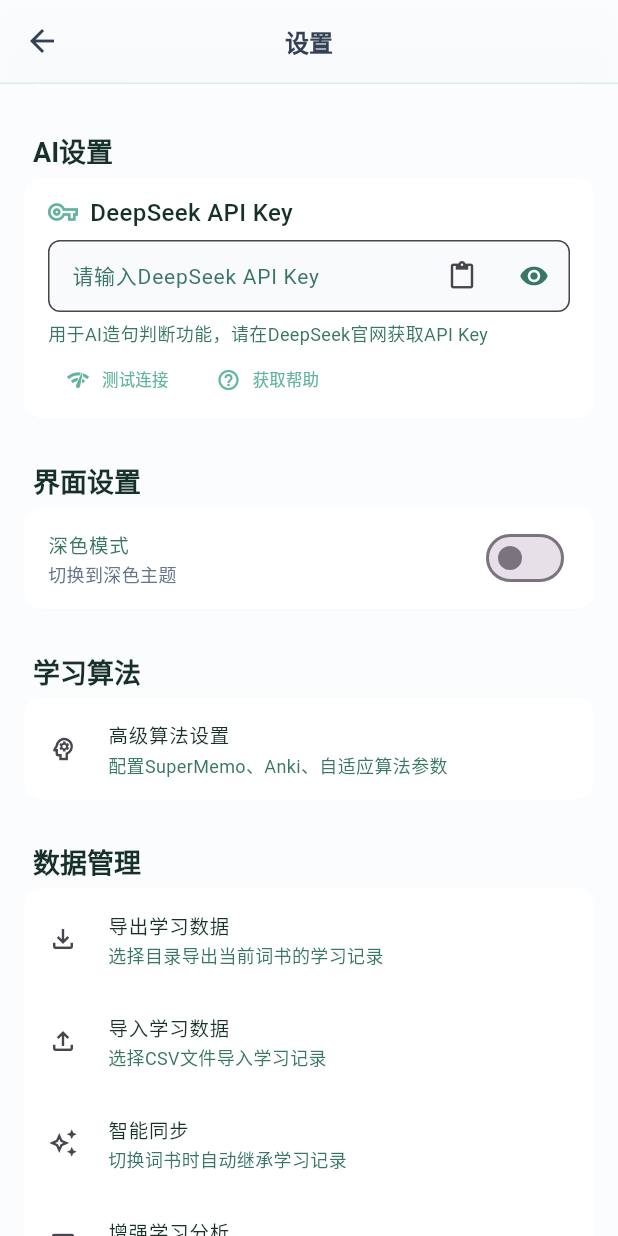
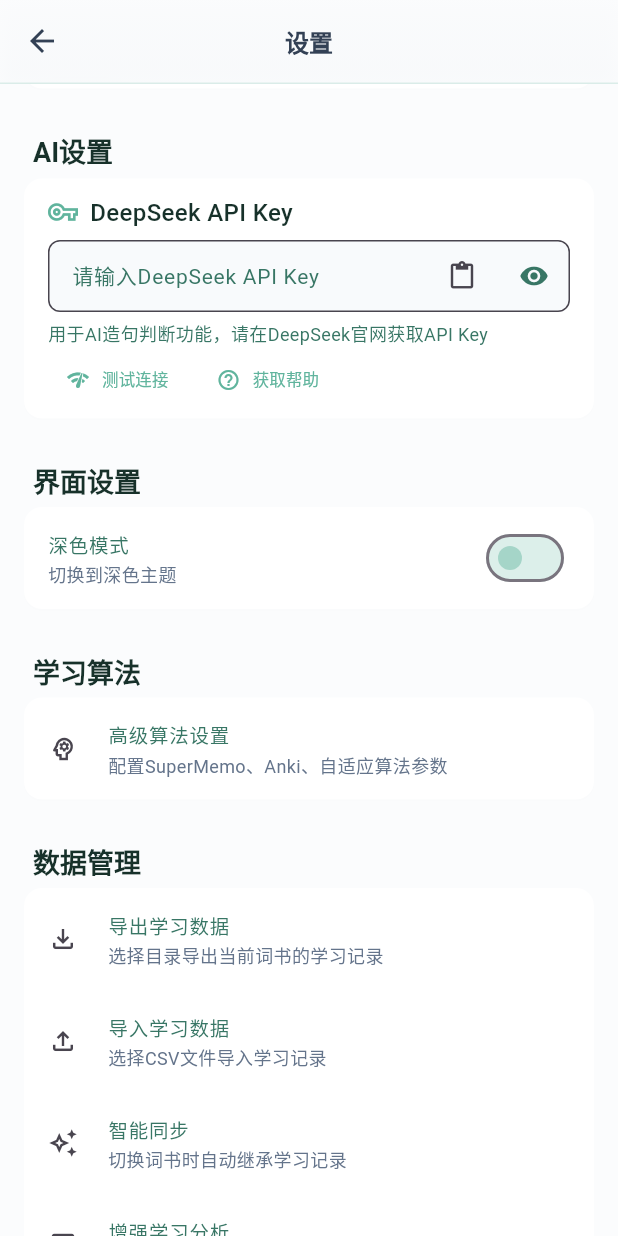
Before and after one commit to mikufoxxx/WordFlow, a Flutter app: the SettingsPage screen opened by its route, scrolled down 506 dp, on a phone screen of 412 x 824 dp. Run offline on Flutter 3.47's test engine with Material 3 defaults, Android fonts, the phone set to English and light mode, and no system bars; our stand-ins replace audioplayers, file_picker, fl_chart, permission_handler, shared_preferences; missing offline and left inert: lordicon; accounts and stored records are empty.

Commit message:
深色模式优化

```diff
--- a/lib/pages/settings_page.dart
+++ b/lib/pages/settings_page.dart
@@ -368,15 +368,15 @@ class _SettingsPageState extends State<SettingsPage> {
         style: TextStyle(
           color: Theme.of(context).brightness == Brightness.dark
               ? AppTheme.darkPrimaryTextColor
-              : AppTheme.primaryTextColor,
+              : AppTheme.darkGray,
         ),
       ),
       subtitle: Text(
         subtitle,
         style: TextStyle(
           color: Theme.of(context).brightness == Brightness.dark
-              ? AppTheme.darkSecondaryTextColor
-              : AppTheme.secondaryTextColor,
+              ? AppTheme.mediumGray
+              : AppTheme.coolGray500,
         ),
       ),
       onTap: onTap,
@@ -397,7 +397,7 @@ class _SettingsPageState extends State<SettingsPage> {
         title,
         style: TextStyle(
           color: Theme.of(context).brightness == Brightness.dark
-              ? AppTheme.darkAccentGreen
+              ? AppTheme.darkPrimaryTextColor
               : AppTheme.darkGray,
         ),
       ),
@@ -411,9 +411,18 @@ class _SettingsPageState extends State<SettingsPage> {
       ),
       value: value,
       onChanged: onChanged,
+      inactiveThumbColor: Theme.of(context).brightness == Brightness.dark
+          ? AppTheme.darkPrimaryGray
+          : AppTheme.darkAccentGreen,
+      inactiveTrackColor: Theme.of(context).brightness == Brightness.dark
+          ? AppTheme.darkSecondaryTextColor
+          : AppTheme.darkPrimaryTextColor,
+      activeTrackColor: Theme.of(context).brightness == Brightness.dark
+          ? AppTheme.darkSecondaryTextColor
+          : AppTheme.darkAccentGreen,
       activeColor: Theme.of(context).brightness == Brightness.dark
-          ? AppTheme.darkPrimaryGray
-          : AppTheme.primaryGray,
+          ? AppTheme.secondaryTextColor
+          : AppTheme.secondaryTextColor,
       dense: true,
       contentPadding: const EdgeInsets.symmetric(horizontal: 16, vertical: 2),
     );
@@ -432,7 +441,7 @@ class _SettingsPageState extends State<SettingsPage> {
         title,
         style: TextStyle(
           color: Theme.of(context).brightness == Brightness.dark
-              ? AppTheme.darkAccentGreen
+              ? AppTheme.darkPrimaryTextColor
               : AppTheme.darkGray,
         ),
       ),
```
